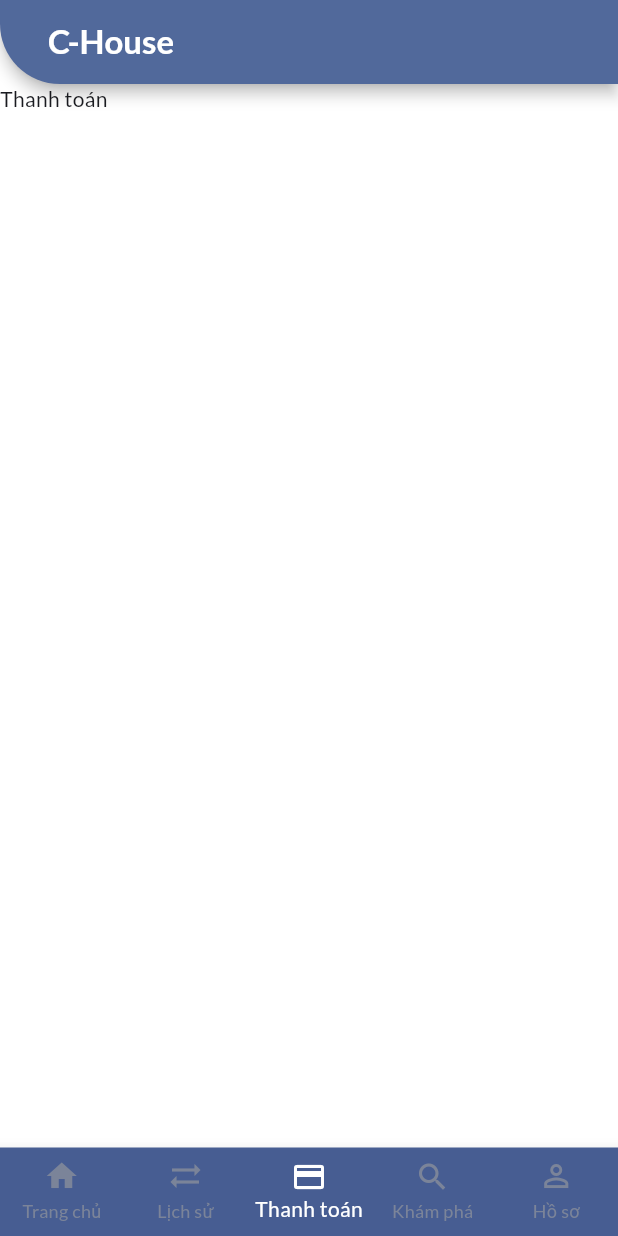
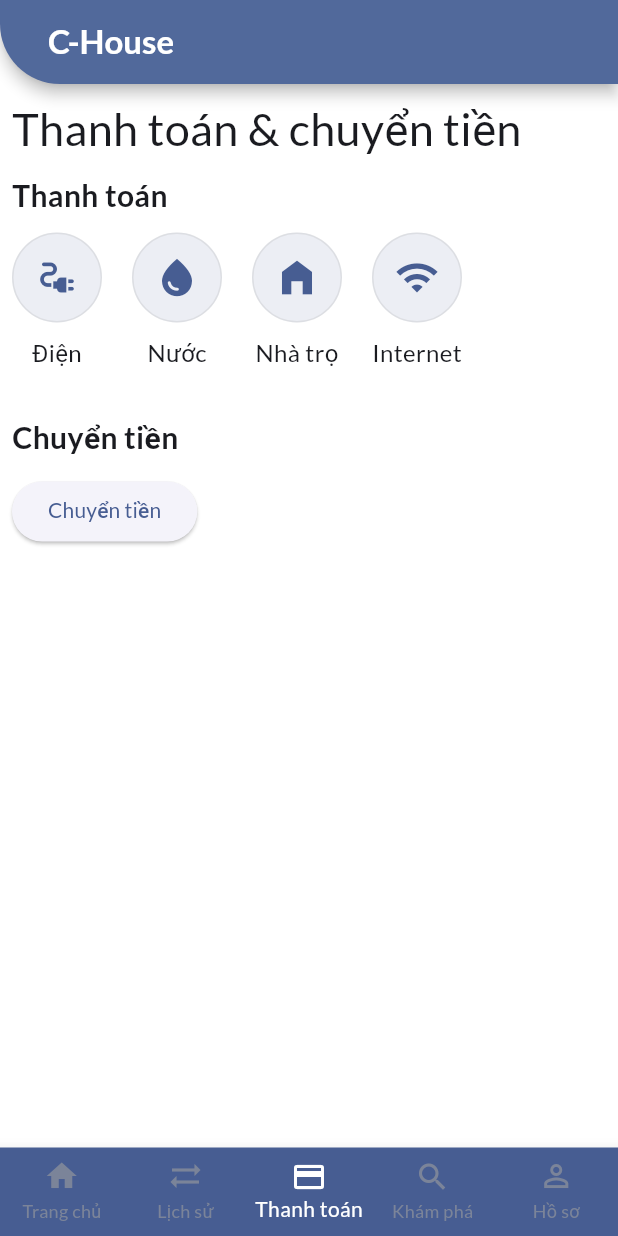
Before and after one commit to b2105536/ct46603-project, a Flutter app: the screen it shows after launch, item 3 of the bottom bar chosen, on a phone screen of 412 x 824 dp. Run offline on Flutter 3.47's test engine with Material 3 defaults, Android fonts, the phone set to English and light mode, and no system bars; accounts and stored records are empty.

Commit message:
Xay dung trang thanh toan

```diff
--- a/lib/main.dart
+++ b/lib/main.dart
@@ -1,10 +1,9 @@
-import 'package:ct46603_project/ui/users/user_screen.dart';
 import 'package:flutter/material.dart';
 
-// import 'ui/houses/houses_manager.dart';
-// import 'ui/houses/house_detail_screen.dart';
+import 'ui/shared/custom_app_bar.dart';
+import 'ui/payment/payment_transfer_screen.dart';
 import 'ui/houses/houses_overview_screen.dart';
-import 'ui/shared/custom_app_bar.dart';
+import 'ui/users/user_screen.dart';
 
 void main() {
   runApp(const MyApp());
@@ -59,7 +58,7 @@ class _MyHomePageState extends State<MyHomePage> {
   static final List<Widget> _pages = <Widget>[
     const Text('Trang chủ'),
     const Text('Lịch sử'),
-    const Text('Thanh toán'),
+    const PaymentTransferScreen(),
     const HousesOverviewScreen(),
     const UserScreen(userPhoneNumber: '0123456789'),
   ];
--- /dev/null
+++ b/lib/ui/payment/payment_transfer_screen.dart
@@ -0,0 +1,158 @@
+import 'package:flutter/material.dart';
+
+import 'transfer_screen.dart';
+
+class PaymentTransferScreen extends StatelessWidget {
+  const PaymentTransferScreen({super.key});
+
+  @override
+  Widget build(BuildContext context) {
+    return Scaffold(
+      body: Column(
+        crossAxisAlignment: CrossAxisAlignment.start,
+        children: [
+          const Padding(
+            padding: EdgeInsets.only(left: 8.0, top: 8.0),
+            child: Text(
+              'Thanh toán & chuyển tiền',
+              style: TextStyle(fontSize: 30.0),
+            ),
+          ),
+          Expanded(
+            child: SingleChildScrollView(
+              child: Padding(
+                padding: const EdgeInsets.all(8.0),
+                child: Column(
+                  crossAxisAlignment: CrossAxisAlignment.start,
+                  children: [
+                    const Text(
+                      'Thanh toán',
+                      style: TextStyle(
+                        fontSize: 20.0,
+                        fontWeight: FontWeight.bold,
+                      ),
+                    ),
+                    const SizedBox(height: 10),
+                    Wrap(
+                      spacing: 20,
+                      runSpacing: 20,
+                      children: [
+                        _buildPaymentButton(
+                          context,
+                          icon: Icons.electrical_services,
+                          label: 'Điện',
+                          onPressed: () => _showPaymentForm(context),
+                        ),
+                        _buildPaymentButton(
+                          context,
+                          icon: Icons.water_drop,
+                          label: 'Nước',
+                          onPressed: () => _showPaymentForm(context),
+                        ),
+                        _buildPaymentButton(
+                          context,
+                          icon: Icons.home_filled,
+                          label: 'Nhà trọ',
+                          onPressed: () => _showPaymentForm(context),
+                        ),
+                        _buildPaymentButton(
+                          context,
+                          icon: Icons.wifi,
+                          label: 'Internet',
+                          onPressed: () => _showPaymentForm(context),
+                        ),
+                      ],
+                    ),
+                    const SizedBox(height: 30),
+                    const Text(
+                      'Chuyển tiền',
+                      style: TextStyle(
+                        fontSize: 20.0,
+                        fontWeight: FontWeight.bold,
+                      ),
+                    ),
+                    const SizedBox(height: 10),
+                    ElevatedButton(
+                      onPressed: () {
+                        Navigator.of(context).push(
+                          MaterialPageRoute(
+                            builder: (ctx) => const TransferScreen(),
+                          ),
+                        );
+                      },
+                      child: const Text('Chuyển tiền'),
+                    ),
+                  ],
+                ),
+              ),
+            ),
+          ),
+        ],
+      ),
+    );
+  }
+
+  Widget _buildPaymentButton(BuildContext context,
+      {required IconData icon,
+      required String label,
+      required VoidCallback onPressed}) {
+    return Column(
+      mainAxisSize: MainAxisSize.min,
+      children: [
+        Container(
+          width: 60,
+          height: 60,
+          decoration: BoxDecoration(
+            border: Border.all(color: Colors.grey.withOpacity(0.2), width: 1),
+            borderRadius: BorderRadius.circular(40),
+            color: Theme.of(context).colorScheme.primary.withOpacity(0.1),
+          ),
+          child: IconButton(
+            onPressed: onPressed,
+            icon: Icon(icon, size: 30),
+            color: Theme.of(context).colorScheme.primary,
+          ),
+        ),
+        const SizedBox(height: 8),
+        Text(label, style: const TextStyle(fontSize: 16)),
+      ],
+    );
+  }
+
+  void _showPaymentForm(BuildContext context) {
+    showModalBottomSheet(
+      context: context,
+      builder: (ctx) {
+        return Padding(
+          padding: const EdgeInsets.all(16.0),
+          child: Column(
+            mainAxisSize: MainAxisSize.min,
+            children: [
+              DropdownButtonFormField<String>(
+                decoration: const InputDecoration(
+                  hintText: 'Nhà cung cấp',
+                ),
+                items: const [
+                  DropdownMenuItem(value: 'A', child: Text('Nhà cung cấp A')),
+                  DropdownMenuItem(value: 'B', child: Text('Nhà cung cấp B')),
+                ],
+                onChanged: (value) {},
+              ),
+              const SizedBox(height: 10),
+              const TextField(
+                decoration: InputDecoration(
+                  hintText: 'Nhập mã hóa đơn',
+                ),
+              ),
+              const SizedBox(height: 20),
+              ElevatedButton(
+                onPressed: () {},
+                child: const Text('Xác nhận'),
+              ),
+            ],
+          ),
+        );
+      },
+    );
+  }
+}
```
Also changed, not shown: lib/ui/payment/transfer_screen.dart (added, +85 -0 lines).
